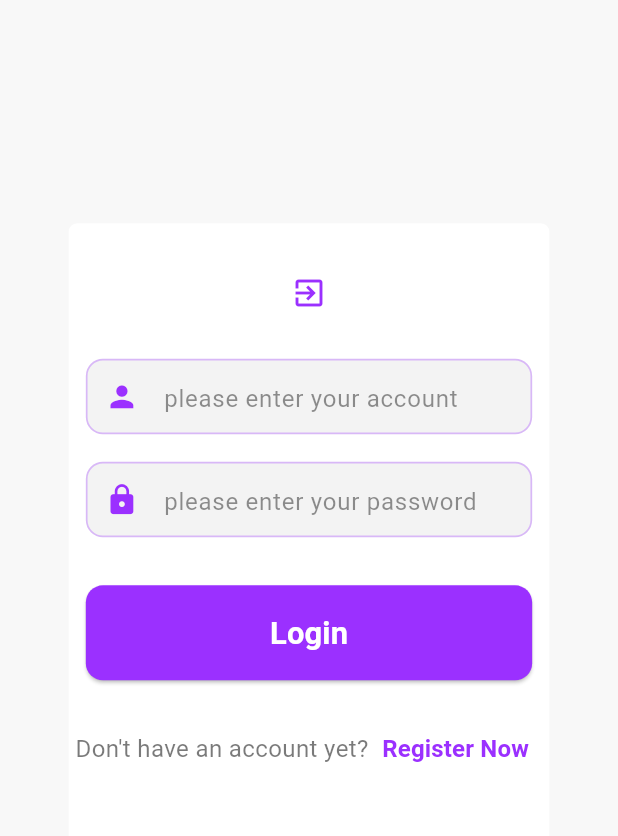
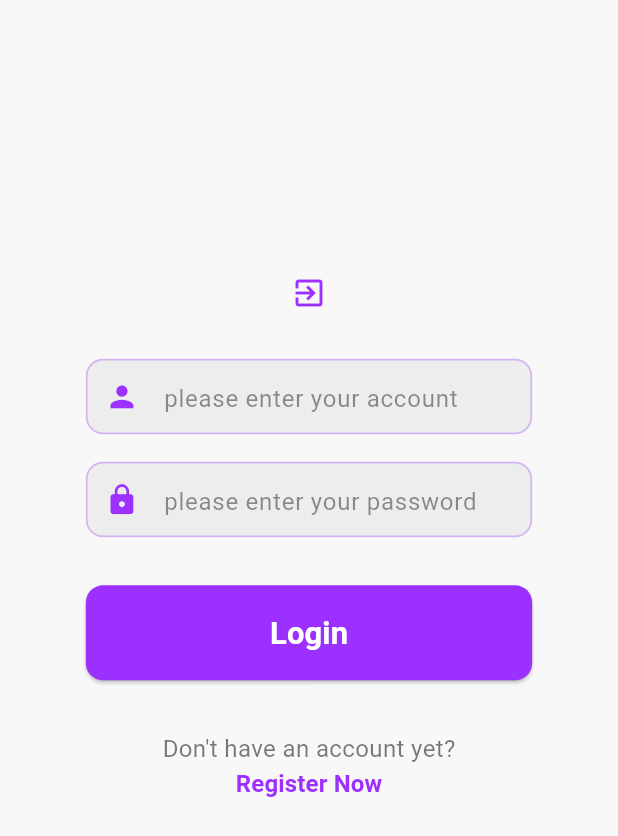
Before and after one commit to NAOXUAN4/widget_rat, a Flutter app: the LoginPage screen opened by its route, on a phone screen of 412 x 824 dp. Shown: the top 836 px of the screen. Run offline on Flutter 3.47's test engine with Material 3 defaults, Android fonts, the phone set to English and light mode, and no system bars; drawn by our look-alikes of oktoast; our stand-ins replace dio, expandable, flutter_markdown, flutter_riverpod, flutter_screenutil, font_awesome_flutter and 5 more; missing offline and left inert: gpt_markdown, markdown; accounts and stored records are empty; network calls fail; statements that could not run were skipped.

Commit message:
update surface

```diff
--- a/lib/pages/LoginRegisterPage/widget/loginCard.dart
+++ b/lib/pages/LoginRegisterPage/widget/loginCard.dart
@@ -19,7 +19,7 @@ Widget LoginCard(TextEditingController _actController, TextEditingController _pw
       height: 380.sp, // 增加高度以容纳更多内容
       width: double.infinity,
       decoration: BoxDecoration(
-        color: Theme.of(context).colorScheme.surface,
+        color: Theme.of(context).colorScheme.background,
         borderRadius: AppTheme.defaultBorderRadius,
       ),
       child: Column(
@@ -93,7 +93,7 @@ Widget LoginCard(TextEditingController _actController, TextEditingController _pw
           // 注册选项
           Container(
             padding: EdgeInsets.only(top: 10.sp),
-            child: Row(
+            child: Column(
               mainAxisAlignment: MainAxisAlignment.center,
               children: [
                 Text(
--- a/lib/pages/LoginRegisterPage/widget/registerCard.dart
+++ b/lib/pages/LoginRegisterPage/widget/registerCard.dart
@@ -18,7 +18,7 @@ Widget RegisterCard(TextEditingController _actController,
       height: 380.sp, // 增加高度以容纳更多内容
       width: double.infinity,
       decoration: BoxDecoration(
-        color: Theme.of(context).colorScheme.surface,
+        color: Theme.of(context).colorScheme.background,
         borderRadius: AppTheme.defaultBorderRadius,
       ),
       child: Column(
```
